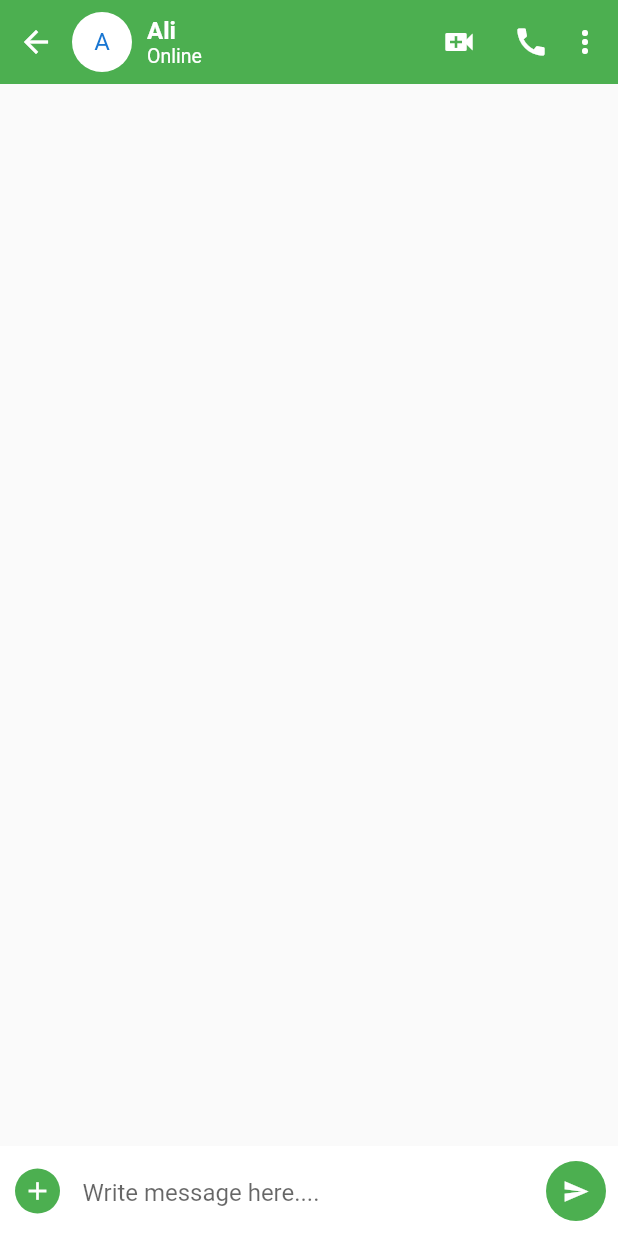
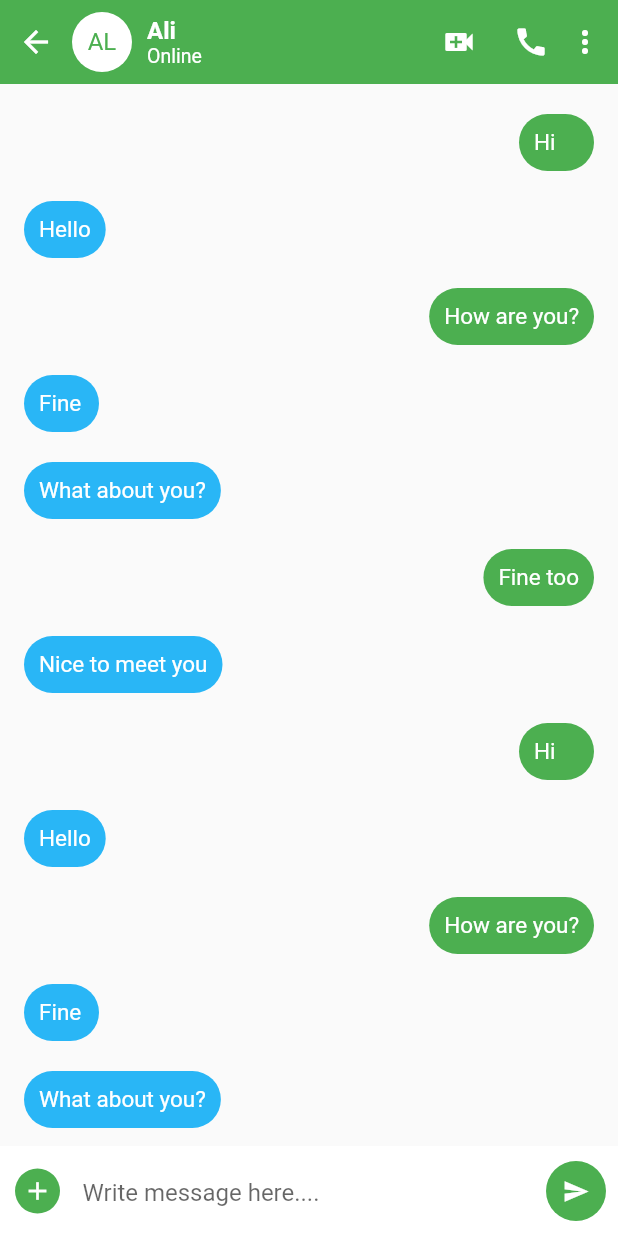
Before and after one commit to Mohsin356/ChatStore, a Flutter app: the ChatHome screen opened directly, after a tap on "AL", on a phone screen of 412 x 824 dp. Run offline on Flutter 3.47's test engine with Material 2 defaults, Android fonts, the phone set to English and light mode, and no system bars.

Commit message:
conversation screen updated

```diff
--- /dev/null
+++ b/lib/model/messages.dart
@@ -0,0 +1,24 @@
+class Message{
+  String? messageBody;
+  String? messageType;
+
+  Message(this.messageBody, this.messageType);
+}
+List messagesList=[
+  Message("Hi", "sender"),
+  Message("Hello", "receiver"),
+  Message("How are you?", "sender"),
+  Message("Fine", "receiver"),
+  Message("What about you?", "receiver"),
+  Message("Fine too", "sender"),
+  Message("Nice to meet you", "receiver"),
+  Message("Hi", "sender"),
+  Message("Hello", "receiver"),
+  Message("How are you?", "sender"),
+  Message("Fine", "receiver"),
+  Message("What about you?", "receiver"),
+  Message("Fine too", "sender"),
+  Message("Nice to meet you too. Will text you soon. Busy for this moment", "receiver"),
+  Message("Nice to meet you", "receiver"),
+
+];
--- a/lib/pages/homeChat.dart
+++ b/lib/pages/homeChat.dart
@@ -52,7 +52,8 @@ class _ChatHomeState extends State<ChatHome> {
             trailing: Text(user[index].time),
             onTap: (){
               Navigator.push(context,
-                  MaterialPageRoute(builder: (context)=>const ConversationScreen()));
+                  MaterialPageRoute(builder: (context)=> ConversationScreen(name: user[index].name,
+                      letter:user[index].letter)));
             },
           );
         },
--- a/lib/screens/Conversations.dart
+++ b/lib/screens/Conversations.dart
@@ -1,14 +1,17 @@
 import 'package:flutter/cupertino.dart';
 import 'package:flutter/material.dart';
+import 'package:chat_store/model/messages.dart';
 
 class ConversationScreen extends StatefulWidget {
-  const ConversationScreen({Key? key}) : super(key: key);
-
+  const ConversationScreen({Key? key,required this.name,required this.letter}) : super(key: key);
+final String name;
+final String letter;
   @override
   State<ConversationScreen> createState() => _ConversationScreenState();
 }
 
 class _ConversationScreenState extends State<ConversationScreen> {
+  TextEditingController message = TextEditingController();
   @override
   Widget build(BuildContext context) {
     return Scaffold(
@@ -24,19 +27,19 @@ class _ConversationScreenState extends State<ConversationScreen> {
            IconButton (icon: const Icon(Icons.arrow_back,color: Colors.white,),
               onPressed: () {
             Navigator.pop(context);},),
-              const CircleAvatar(
+               CircleAvatar(
                 backgroundColor: Colors.white,
                 radius: 20,
-                child:  Text("A"),
+                child:  Text(widget.letter,style: const TextStyle(color: Colors.green),),
               ),
               const SizedBox(width:10),
               Expanded(
                 child: Column(
                   mainAxisAlignment: MainAxisAlignment.center,
                   crossAxisAlignment: CrossAxisAlignment.start,
-                  children: const [
-                    Text("Ali",style: TextStyle(color: Colors.white,fontSize: 16 ,fontWeight: FontWeight.w600),),
-                    Text("Online",style: TextStyle(color: Colors.white, fontSize: 13),),
+                  children:  [
+                    Text(widget.name,style: const TextStyle(color: Colors.white,fontSize: 16 ,fontWeight: FontWeight.w600),),
+                    const Text("Online",style: TextStyle(color: Colors.white, fontSize: 13),),
                   ],
 
                 ),),
@@ -79,6 +82,30 @@ class _ConversationScreenState extends State<ConversationScreen> {
       ),
       body: Stack(
         children:  [
+          ListView.builder(itemCount:messagesList.length ,
+            shrinkWrap: true,
+            padding: const EdgeInsets.only(top: 10,bottom: 10),
+            itemBuilder: (context,index){
+            return Container(
+              padding: const EdgeInsets.only(left: 16,right: 16,top: 10,bottom: 10),
+              child: Align(
+                alignment: (messagesList[index].messageType=="receiver"?Alignment.topLeft:Alignment.topRight),
+                child: Container(
+                  constraints: const BoxConstraints(
+                    minWidth: 50,
+                  ),
+                  decoration: BoxDecoration(
+                    borderRadius: BorderRadius.circular(20),
+                    color:(messagesList[index].messageType=="receiver"?Colors.lightBlue[400]:Colors.green),
+                  ),
+                  padding: const EdgeInsets.all(10),
+                  child: Text(messagesList[index].messageBody,style: const TextStyle(fontSize: 15,color: Colors.white,)),
+
+                ),
+              )
+            );
+            },
+          ),
            Align(
             alignment: Alignment.bottomLeft,
              child: Container(
```
